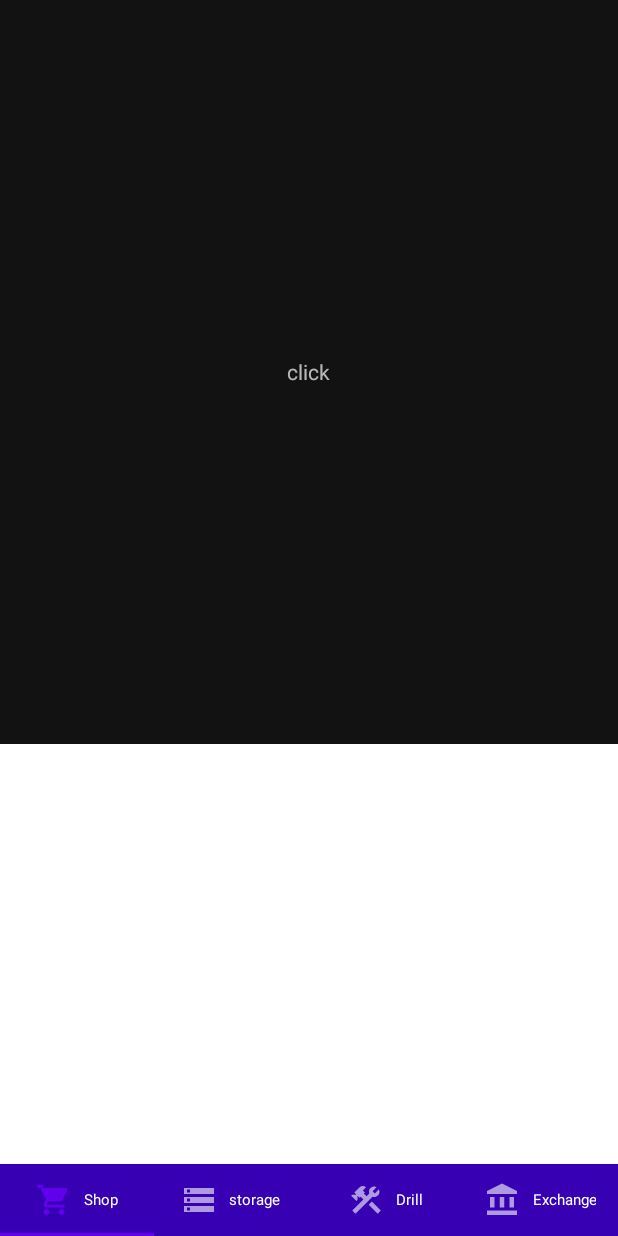
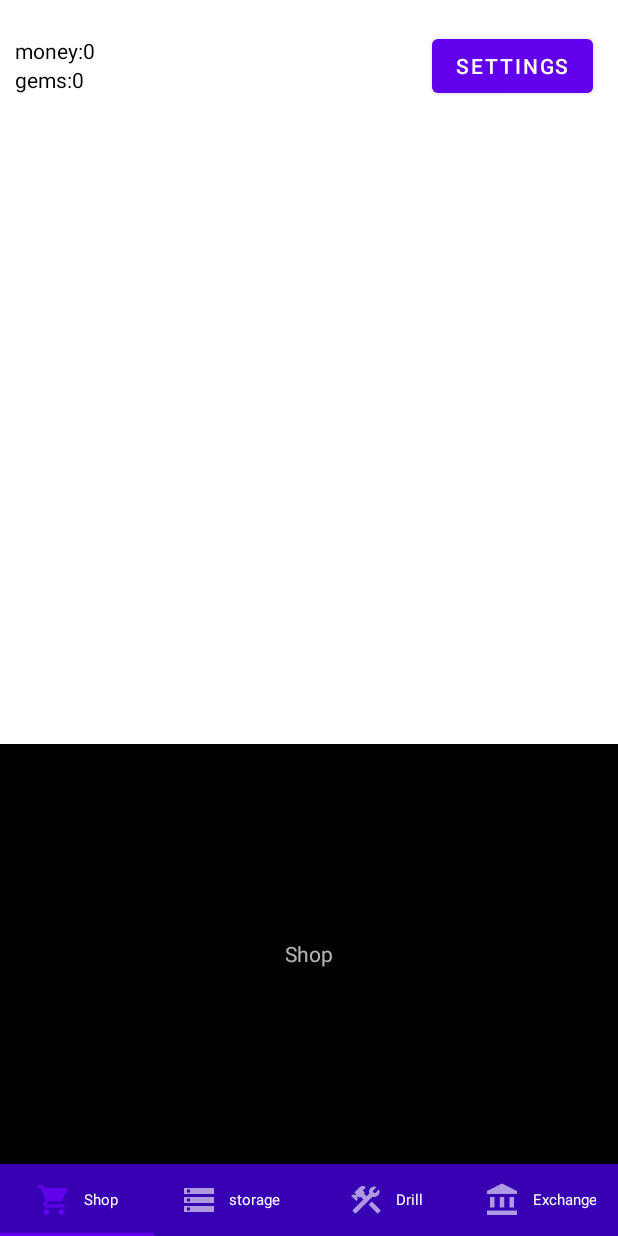
Before and after one commit to VitaliKhileuski/MinerClicker, an Android app: the screen it shows after launch (MainActivity), on a phone screen of 412 x 824 dp. Run offline under Robolectric (Android 15) with nearby library versions, the phone set to English and light mode, and no system bars.

Commit message:
create GridLayout

```diff
--- a/Miner_Clicker/app/src/main/java/com/example/miner_clicker/StorageItem.kt
+++ b/Miner_Clicker/app/src/main/java/com/example/miner_clicker/StorageItem.kt
@@ -1,7 +1,9 @@
 package com.example.miner_clicker
 
 class StorageItem() {
-    var mineral: Mineral = Mineral("stone", "")
+    var mineral: Mineral = Mineral("", "")
     var numberOfMineral: Int = 0
+    var capacity:Int=0
+
 
 }
--- a/Miner_Clicker/app/src/main/res/layout/activity_main.xml
+++ b/Miner_Clicker/app/src/main/res/layout/activity_main.xml
@@ -10,14 +10,15 @@
     android:id="@+id/firstViewPager"
     android:layout_width="wrap_content"
     android:layout_height="wrap_content"
-    android:layout_above="@id/viewPager">
+    android:layout_above="@id/viewPager"
+    android:background="@color/white">
 </androidx.viewpager.widget.ViewPager>
 
     <androidx.viewpager.widget.ViewPager
         android:id="@+id/viewPager"
         android:layout_width="match_parent"
         android:layout_height="280dp"
-        android:background="@color/white"
+        android:background="@color/black"
         android:layout_above="@id/appBarLayout" />
 
     <com.google.android.material.appbar.AppBarLayout
--- a/Miner_Clicker/app/src/main/res/layout/fragment_first_view_pager.xml
+++ b/Miner_Clicker/app/src/main/res/layout/fragment_first_view_pager.xml
@@ -3,17 +3,58 @@
     xmlns:tools="http://schemas.android.com/tools"
     android:layout_width="match_parent"
     android:layout_height="match_parent"
+    android:background="@color/white"
     tools:context=".fragments.FirstViewPagerFragment">
 
-    <RelativeLayout
+    <GridLayout
         android:layout_width="match_parent"
-        android:layout_height="match_parent">
-        <TextView
+        android:layout_height="match_parent"
+        android:background="@color/white"
+        android:columnCount="2"
+        android:rowCount="3">
+
+
+        <RelativeLayout
+
             android:layout_width="wrap_content"
             android:layout_height="wrap_content"
-            android:layout_centerInParent="true"
-            android:text="click" />
+            android:layout_row="0"
+            android:layout_column="0"
+            android:padding="10dp">
 
-    </RelativeLayout>
+            <TextView
+                android:id="@+id/money"
+                android:layout_width="wrap_content"
+                android:layout_height="wrap_content"
+                android:textColor="@color/black"
+                android:text="money:0" />
+
+            <TextView
+                android:layout_width="wrap_content"
+                android:layout_height="wrap_content"
+                android:layout_below="@id/money"
+                android:textColor="@color/black"
+                android:text="gems:0" />
+
+        </RelativeLayout>
+<RelativeLayout
+    android:layout_width="wrap_content"
+    android:layout_height="wrap_content"
+    android:layout_row="0"
+    android:layout_column="1">
+    <Button
+        android:text="settings"
+        android:layout_height="wrap_content"
+        android:layout_width="wrap_content"
+
+        android:layout_alignParentEnd="true"
+        android:layout_marginEnd="90dp"
+        android:layout_marginTop="20dp">
+
+    </Button>
+</RelativeLayout>
+
+
+    </GridLayout>
 
 </FrameLayout>
```
